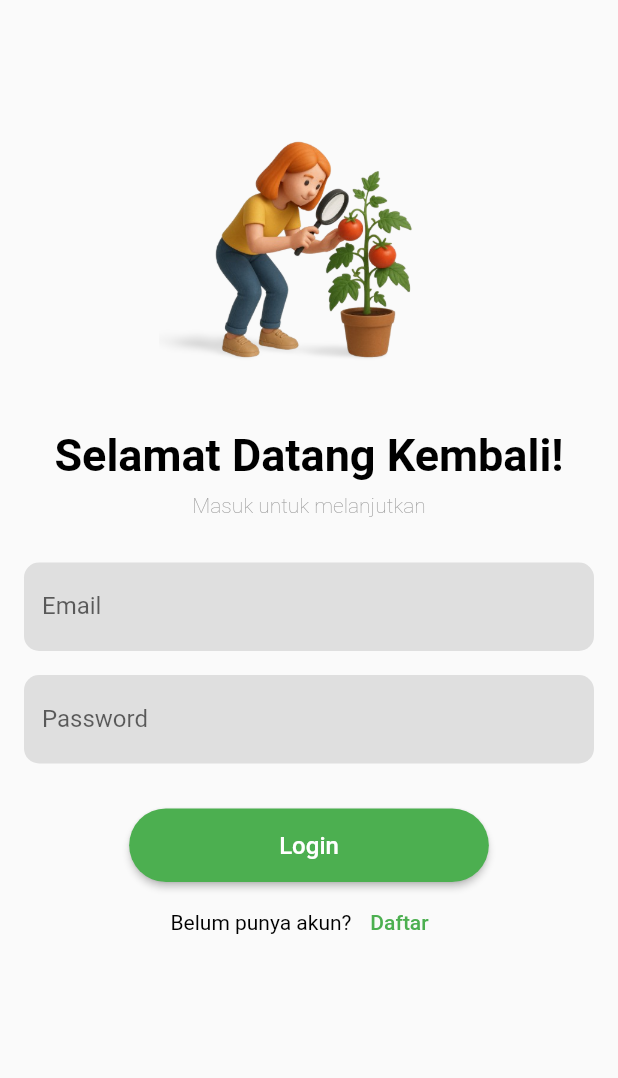
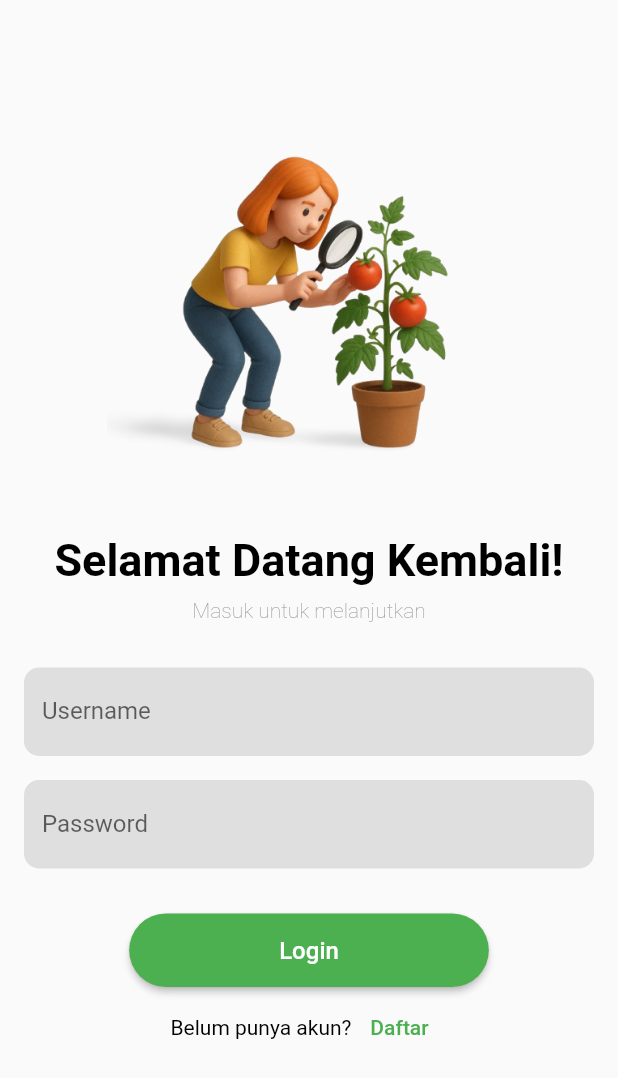
Before and after one commit to opiktaufikm/DeteksiPenyakitTanamanTomat, a Flutter app: the screen it shows after launch, after a tap on "Login", on a phone screen of 412 x 824 dp. Shown: the top 1078 px of the screen. Run offline on Flutter 3.47's test engine with Material 2 defaults, Android fonts, the phone set to English and light mode, and no system bars; our stand-ins replace cloud_firestore, firebase_core, flutter_native_splash, image_picker; missing offline and left inert: image_picker_for_web, tflite_v2; accounts and stored records are empty.

Commit message:
tambahkan firebase login dan register

```diff
--- a/lib/login/LoginPage.dart
+++ b/lib/login/LoginPage.dart
@@ -1,16 +1,24 @@
 import 'package:flutter/material.dart';
 import 'package:firebase_core/firebase_core.dart';
 import 'package:cloud_firestore/cloud_firestore.dart';
+import 'package:flutter_application_2/home/HomePage.dart';
+import 'package:flutter_application_2/login/RegisterPage.dart';
+
+void main() async {
+  WidgetsFlutterBinding.ensureInitialized();
+  await Firebase.initializeApp();
+}
 
 class LoginPage extends StatelessWidget {
+  final usernameController = TextEditingController();
+  final passwordController = TextEditingController();
 
   @override
   Widget build(BuildContext context) {
     return Scaffold(
       body: GestureDetector(
         onTap: () {
-          FocusScope.of(context)
-              .unfocus(); // Menutup keyboard jika area lain disentuh
+          FocusScope.of(context).unfocus();
         },
         child: SingleChildScrollView(
           child: Padding(
@@ -20,8 +28,8 @@ class LoginPage extends StatelessWidget {
               children: [
                 const SizedBox(height: 50),
                 Image.asset(
-                  'assets/login_img.png', // Ganti dengan path gambar Anda
-                  height: 200,
+                  'assets/login_img.png',
+                  height: 270,
                 ),
                 const SizedBox(height: 20),
                 const Text(
@@ -43,9 +51,9 @@ class LoginPage extends StatelessWidget {
                 ),
                 const SizedBox(height: 30),
                 TextField(
-                  autofocus: false,
+                  controller: usernameController,
                   decoration: InputDecoration(
-                    labelText: 'Email',
+                    labelText: 'Username',
                     filled: true,
                     fillColor: Color.fromARGB(255, 223, 223, 223),
                     border: OutlineInputBorder(
@@ -56,7 +64,7 @@ class LoginPage extends StatelessWidget {
                 ),
                 const SizedBox(height: 16),
                 TextField(
-                  autofocus: false,
+                  controller: passwordController,
                   obscureText: true,
                   decoration: InputDecoration(
                     labelText: 'Password',
@@ -70,11 +78,33 @@ class LoginPage extends StatelessWidget {
                 ),
                 const SizedBox(height: 30),
                 ElevatedButton(
-                  onPressed: () {
-                    // Tambahkan logika login
+                  onPressed: () async {
+                    String username = usernameController.text;
+                    String password = passwordController.text;
+
+                    if (username.isNotEmpty && password.isNotEmpty) {
+                      QuerySnapshot snapshot = await FirebaseFirestore.instance
+                          .collection('client')
+                          .where('username', isEqualTo: username)
+                          .where('password', isEqualTo: password)
+                          .get();
+
+                      if (snapshot.docs.isNotEmpty) {
+                        Navigator.push(
+                          context,
+                          MaterialPageRoute(
+                            builder: (context) => HomePage(),
+                          ),
+                        );
+                      } else {
+                        ScaffoldMessenger.of(context).showSnackBar(
+                          SnackBar(content: Text('Username atau password salah.')),
+                        );
+                      }
+                    }
                   },
                   style: ElevatedButton.styleFrom(
-                    primary: Colors.green,
+                    backgroundColor: Colors.green,
                     padding: const EdgeInsets.symmetric(
                         horizontal: 100, vertical: 15),
                     shape: RoundedRectangleBorder(
@@ -96,7 +126,12 @@ class LoginPage extends StatelessWidget {
                     ),
                     TextButton(
                       onPressed: () {
-                        Navigator.pop(context); // Kembali ke halaman register
+                        Navigator.push(
+                          context,
+                          MaterialPageRoute(
+                            builder: (context) => RegisterPage(),
+                          ),
+                        );
                       },
                       child: const Text(
                         'Daftar',
--- a/lib/main.dart
+++ b/lib/main.dart
@@ -3,9 +3,12 @@ import 'package:flutter_native_splash/flutter_native_splash.dart';
 import 'package:flutter_application_2/home/HomePage.dart';
 import 'package:flutter_application_2/login/LoginPage.dart';
 import 'package:firebase_core/firebase_core.dart';
+import 'package:cloud_firestore/cloud_firestore.dart';
 import 'firebase_options.dart';
 
-void main() {
+void main() async{
+  WidgetsFlutterBinding.ensureInitialized();
+  await Firebase.initializeApp();
   runApp(const MyApp());
 }
 
```
Also changed, not shown: lib/account/AccountPage.dart (+10 -2 lines), lib/account/ProfilePage.dart (+7 -0 lines), lib/login/RegisterPage.dart (+59 -39 lines).
